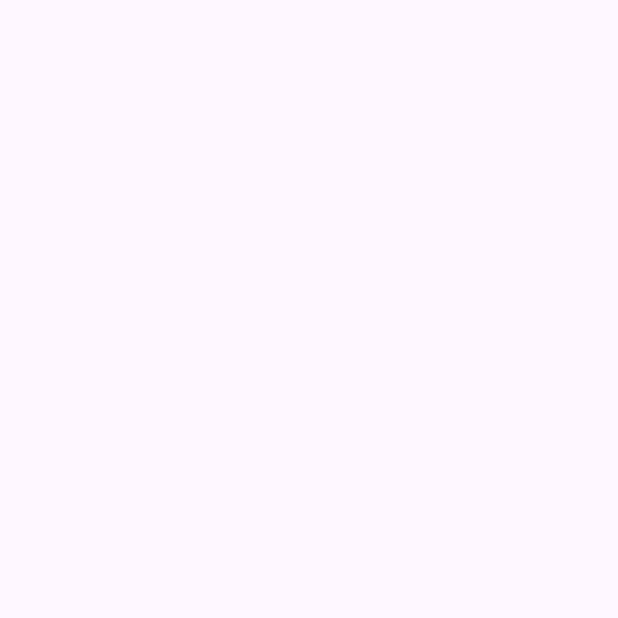
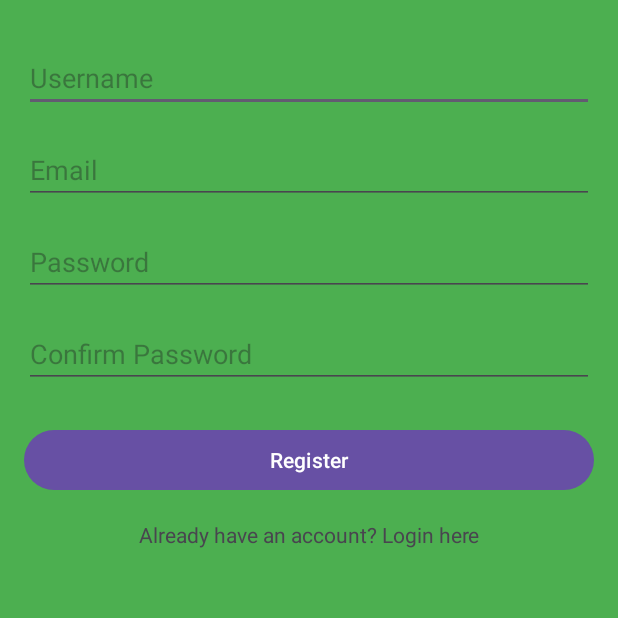
Before and after one commit to simeon1534/AlarmingMobileApp, an Android app: the Register screen opened directly, with no data from a screen before it, on a phone screen of 412 x 824 dp, the top half of it. Before the commit the part shown is empty. Run offline under Robolectric (Android 15) with nearby library versions, the phone set to English and light mode, and no system bars.

Commit message:
register and login frontend

```diff
--- a/app/src/main/res/layout/activity_register.xml
+++ b/app/src/main/res/layout/activity_register.xml
@@ -4,6 +4,83 @@
     xmlns:tools="http://schemas.android.com/tools"
     android:layout_width="match_parent"
     android:layout_height="match_parent"
+    android:background="#4CAF50"
+
     tools:context=".Register">
 
+
+    <EditText
+        android:id="@+id/username_edittext"
+        android:layout_width="0dp"
+        android:layout_height="wrap_content"
+        android:layout_marginStart="16dp"
+        android:layout_marginEnd="16dp"
+        android:hint="Username"
+        app:layout_constraintBottom_toBottomOf="parent"
+        app:layout_constraintEnd_toEndOf="parent"
+        app:layout_constraintHorizontal_bias="0.0"
+        app:layout_constraintStart_toStartOf="parent"
+        app:layout_constraintTop_toTopOf="parent"
+        app:layout_constraintVertical_bias="0.038" />
+
+    <EditText
+        android:id="@+id/email_edittext"
+        android:layout_width="0dp"
+        android:layout_height="wrap_content"
+        android:hint="Email"
+        android:layout_marginTop="16dp"
+        app:layout_constraintStart_toStartOf="parent"
+        app:layout_constraintEnd_toEndOf="parent"
+        app:layout_constraintTop_toBottomOf="@+id/username_edittext"
+        android:layout_marginStart="16dp"
+        android:layout_marginEnd="16dp" />
+
+    <EditText
+        android:id="@+id/password_edittext"
+        android:layout_width="0dp"
+        android:layout_height="wrap_content"
+        android:hint="Password"
+        android:inputType="textPassword"
+        android:layout_marginTop="16dp"
+        app:layout_constraintStart_toStartOf="parent"
+        app:layout_constraintEnd_toEndOf="parent"
+        app:layout_constraintTop_toBottomOf="@+id/email_edittext"
+        android:layout_marginStart="16dp"
+        android:layout_marginEnd="16dp" />
+
+    <EditText
+        android:id="@+id/confirm_password_edittext"
+        android:layout_width="0dp"
+        android:layout_height="wrap_content"
+        android:hint="Confirm Password"
+        android:inputType="textPassword"
+        android:layout_marginTop="16dp"
+        app:layout_constraintStart_toStartOf="parent"
+        app:layout_constraintEnd_toEndOf="parent"
+        app:layout_constraintTop_toBottomOf="@+id/password_edittext"
+        android:layout_marginStart="16dp"
+        android:layout_marginEnd="16dp" />
+
+    <Button
+        android:id="@+id/register_button"
+        android:layout_width="0dp"
+        android:layout_height="wrap_content"
+        android:text="Register"
+        android:layout_marginTop="24dp"
+        app:layout_constraintStart_toStartOf="parent"
+        app:layout_constraintEnd_toEndOf="parent"
+        app:layout_constraintTop_toBottomOf="@+id/confirm_password_edittext"
+        android:layout_marginStart="16dp"
+        android:layout_marginEnd="16dp" />
+
+    <TextView
+        android:id="@+id/login_link"
+        android:layout_width="wrap_content"
+        android:layout_height="wrap_content"
+        android:text="Already have an account? Login here"
+        app:layout_constraintStart_toStartOf="parent"
+        app:layout_constraintEnd_toEndOf="parent"
+        app:layout_constraintTop_toBottomOf="@+id/register_button"
+        android:layout_marginTop="16dp" />
+
 </androidx.constraintlayout.widget.ConstraintLayout>
```
Also changed, not shown: app/src/main/java/com/example/alarmingmobileapp/Login.java (+16 -0 lines), app/src/main/res/layout/activity_login.xml (+62 -5 lines).
